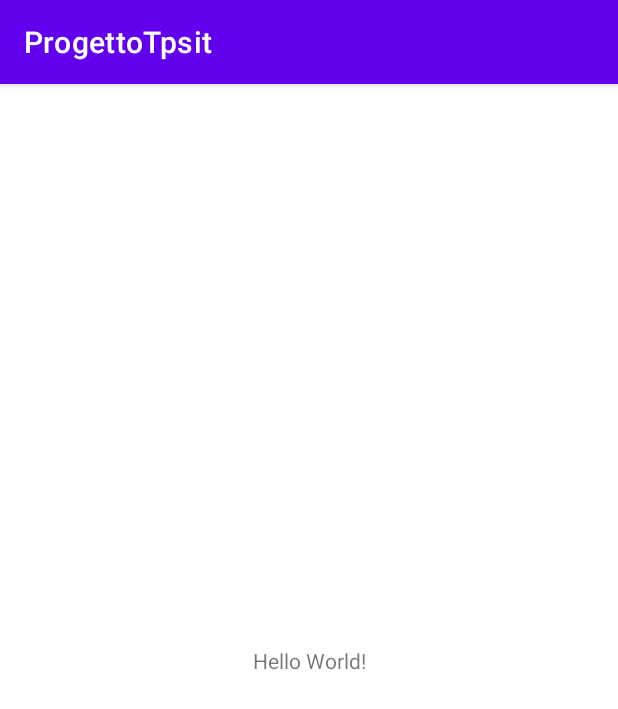
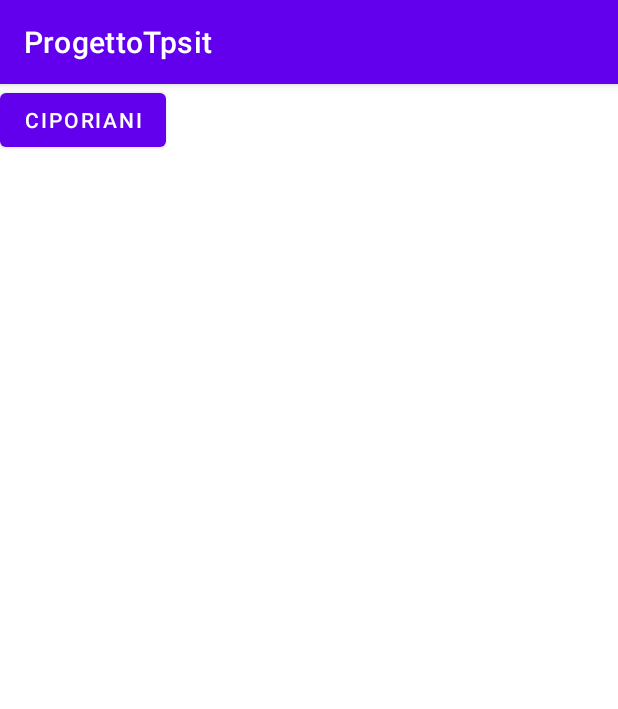
Before and after one commit to davidbolletta/lavoro_gruppo, an Android app: the screen it shows after launch (MainActivity), on a phone screen of 412 x 824 dp. Shown: the top 709 px of the screen. Run offline under Robolectric (Android 15) with nearby library versions, the phone set to English and light mode, and no system bars.

Commit message:
bolletta 2

```diff
--- a/app/src/main/res/layout/activity_main.xml
+++ b/app/src/main/res/layout/activity_main.xml
@@ -6,13 +6,11 @@
     android:layout_height="match_parent"
     tools:context=".MainActivity">
 
-    <TextView
+    <Button
+        android:id="@+id/button"
         android:layout_width="wrap_content"
         android:layout_height="wrap_content"
-        android:text="Hello World!"
-        app:layout_constraintBottom_toBottomOf="parent"
-        app:layout_constraintLeft_toLeftOf="parent"
-        app:layout_constraintRight_toRightOf="parent"
-        app:layout_constraintTop_toTopOf="parent" />
-
+        android:text="ciporiani"
+        tools:layout_editor_absoluteX="158dp"
+        tools:layout_editor_absoluteY="409dp" />
 </androidx.constraintlayout.widget.ConstraintLayout>
```
